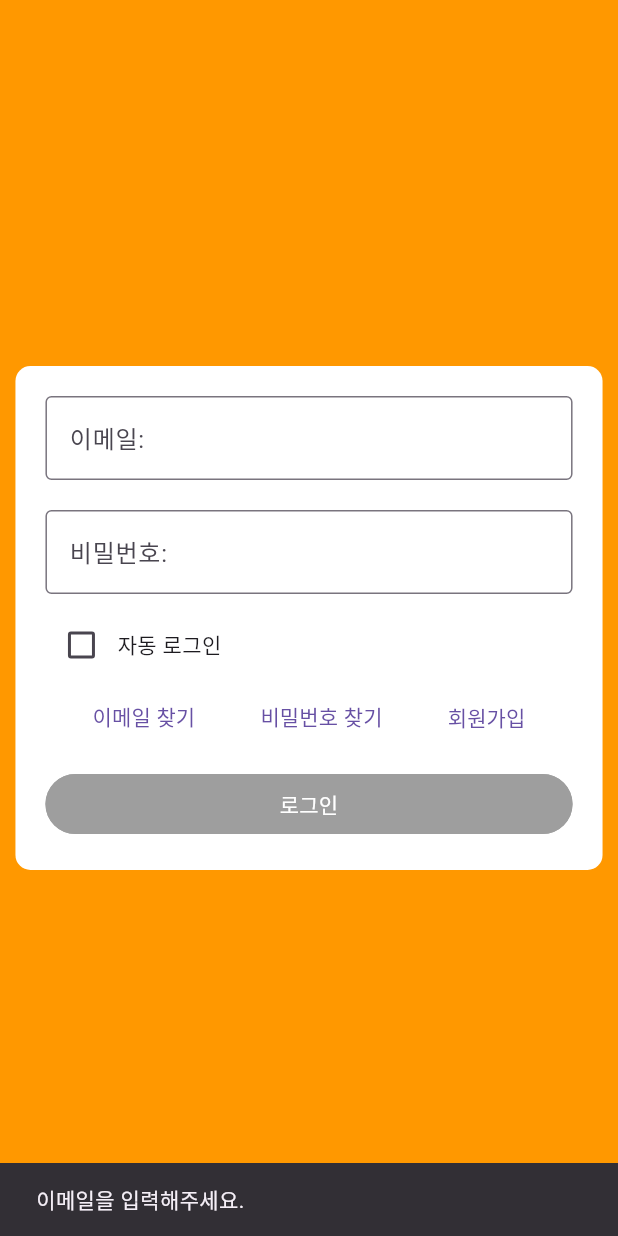
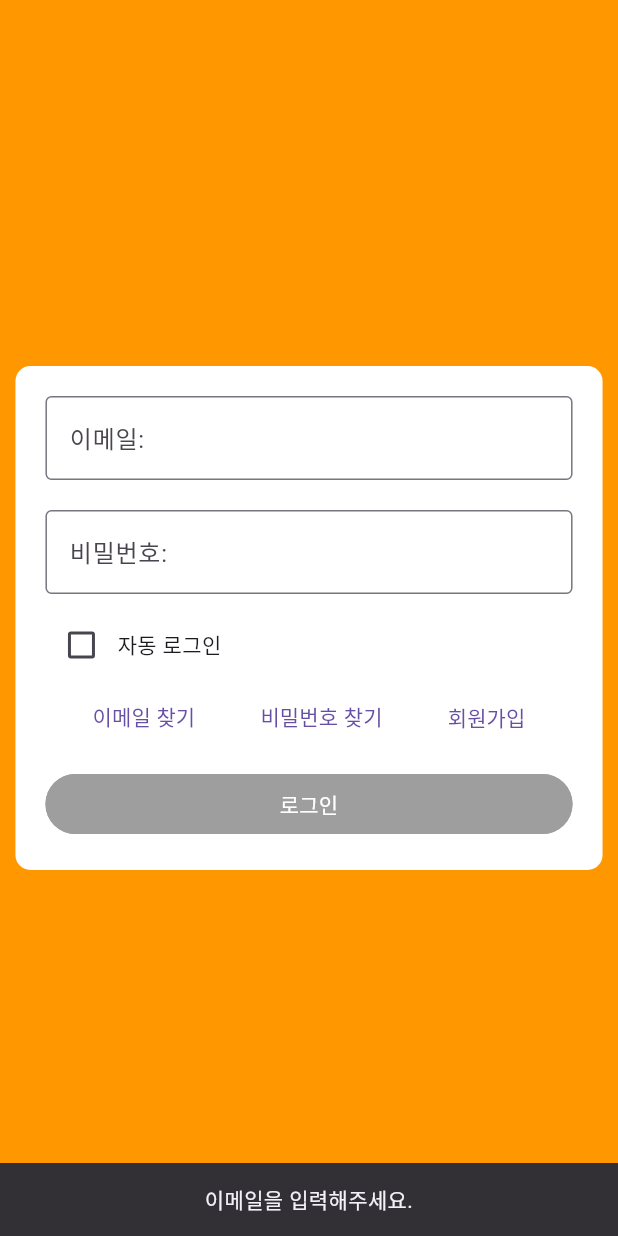
Before and after one commit to dlwlwns52/OnTheWay, a Flutter app: the screen it shows after launch, after a tap on the "arrow back" icon, after a tap on "로그인", on a phone screen of 412 x 824 dp. Run offline on Flutter 3.47's test engine with Material 3 defaults, Android fonts, the phone set to English and light mode, and no system bars; our stand-ins replace auto_size_text, cloud_firestore, firebase_auth, firebase_core, flutter_secure_storage; accounts and stored records are empty.

Commit message:
23/12/4 (월)
1. 현재까지 작성한 모든 스낵바 text center 설정

```diff
--- a/lib/login/login_screen.dart
+++ b/lib/login/login_screen.dart
@@ -159,7 +159,9 @@ class _LoginScreenState extends State<LoginScreen> {
 
     if(emailController.text.isEmpty){
       ScaffoldMessenger.of(context).showSnackBar(
-          SnackBar(content: Text('이메일을 입력해주세요.'))
+          SnackBar(content: Text('이메일을 입력해주세요.', textAlign: TextAlign.center,),
+            duration: Duration(seconds: 1),
+          ),
       );
       setState(() {
         isLoginPressed = false;
@@ -169,7 +171,9 @@ class _LoginScreenState extends State<LoginScreen> {
 
     if(passwordController.text.isEmpty){
       ScaffoldMessenger.of(context).showSnackBar(
-          SnackBar(content: Text("비밀번호를 입력해주세요"))
+          SnackBar(content: Text("비밀번호를 입력해주세요", textAlign: TextAlign.center,),
+            duration: Duration(seconds: 1),
+          ),
       );
       setState(() {
         isLoginPressed = false;
@@ -191,7 +195,9 @@ class _LoginScreenState extends State<LoginScreen> {
         );
         // 로그인 성공 메시지 표시
         ScaffoldMessenger.of(context).showSnackBar(
-          SnackBar(content: Text('로그인이 완료되었습니다.')),
+          SnackBar(content: Text('로그인이 완료되었습니다.', textAlign: TextAlign.center,),
+            duration: Duration(seconds: 1),
+          ),
         );
       }
     } catch (e) { //스낵바로 이메일 또는 비밀번호 계정 확인
@@ -199,23 +205,31 @@ class _LoginScreenState extends State<LoginScreen> {
         switch (e.code) {
           case 'invalid-email':
             ScaffoldMessenger.of(context).showSnackBar(
-              SnackBar(content: Text("유효하지 않은 이메일 형식입니다.")),
+              SnackBar(content: Text("유효하지 않은 이메일 형식입니다.", textAlign: TextAlign.center,),
+                duration: Duration(seconds: 1),
+              ),
             );
 
           case 'user-not-found':
             ScaffoldMessenger.of(context).showSnackBar(
-              SnackBar(content: Text('해당 이메일의 계정이 존재하지 않습니다.')),
+              SnackBar(content: Text('해당 이메일의 계정이 존재하지 않습니다.', textAlign: TextAlign.center,),
+                duration: Duration(seconds: 1),
+              ),
             );
             break;
           case 'wrong-password':
             ScaffoldMessenger.of(context).showSnackBar(
-              SnackBar(content: Text("비밀번호가 틀렸습니다.")),
+              SnackBar(content: Text("비밀번호가 틀렸습니다.", textAlign: TextAlign.center,),
+                duration: Duration(seconds: 1),
+              ),
             );
             break;
         }
       } else {
         ScaffoldMessenger.of(context).showSnackBar(
-          SnackBar(content: Text('알 수 없는 오류가 발생했습니다. 잠시 뒤에 다시 시도해주세요.')),
+          SnackBar(content: Text('알 수 없는 오류가 발생했습니다. 잠시 뒤에 다시 시도해주세요.', textAlign: TextAlign.center,),
+            duration: Duration(seconds: 1),
+          ),
         );
       }
     }
```
Also changed, not shown: lib/Board/UiBoard.dart (+6 -1 lines), lib/login/create_account.dart (+43 -14 lines), 2 other files.
